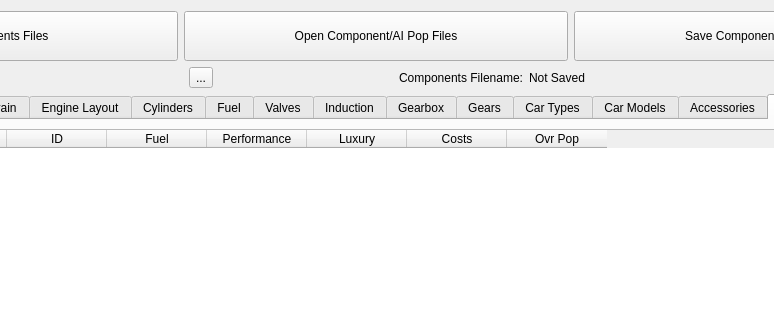
The window that ComponentsEditor.ui (gearcity/GearCity_ModTools) describes before a commit, drawn with Qt 5; both pictures show x 216 to 990 and y 0 to 320 of the 1280 by 763 pixel window.
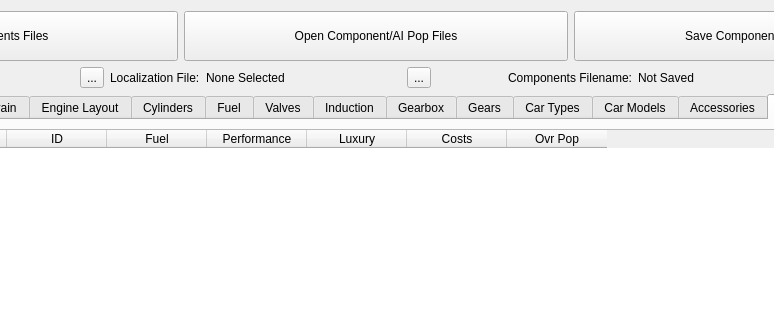
The same window after the commit.

Commit message:
Unknown Components Editor change.
This ui file is different on the laptop. I'll push it for now, but will
double check against the files on the slackware machine.

```diff
--- a/ComponentsEditor.ui
+++ b/ComponentsEditor.ui
@@ -6446,6 +6446,33 @@
        </property>
       </widget>
      </item>
+     <item>
+      <widget class="QLabel" name="label_165">
+       <property name="text">
+        <string>Localization File:</string>
+       </property>
+      </widget>
+     </item>
+     <item>
+      <widget class="QLabel" name="label_localization_filename">
+       <property name="sizePolicy">
+        <sizepolicy hsizetype="Expanding" vsizetype="Preferred">
+         <horstretch>0</horstretch>
+         <verstretch>0</verstretch>
+        </sizepolicy>
+       </property>
+       <property name="text">
+        <string>None Selected</string>
+       </property>
+      </widget>
+     </item>
+     <item>
+      <widget class="QToolButton" name="button_select_localizationFile">
+       <property name="text">
+        <string>...</string>
+       </property>
+      </widget>
+     </item>
      <item>
       <widget class="QLabel" name="label_200">
        <property name="sizePolicy">
```
